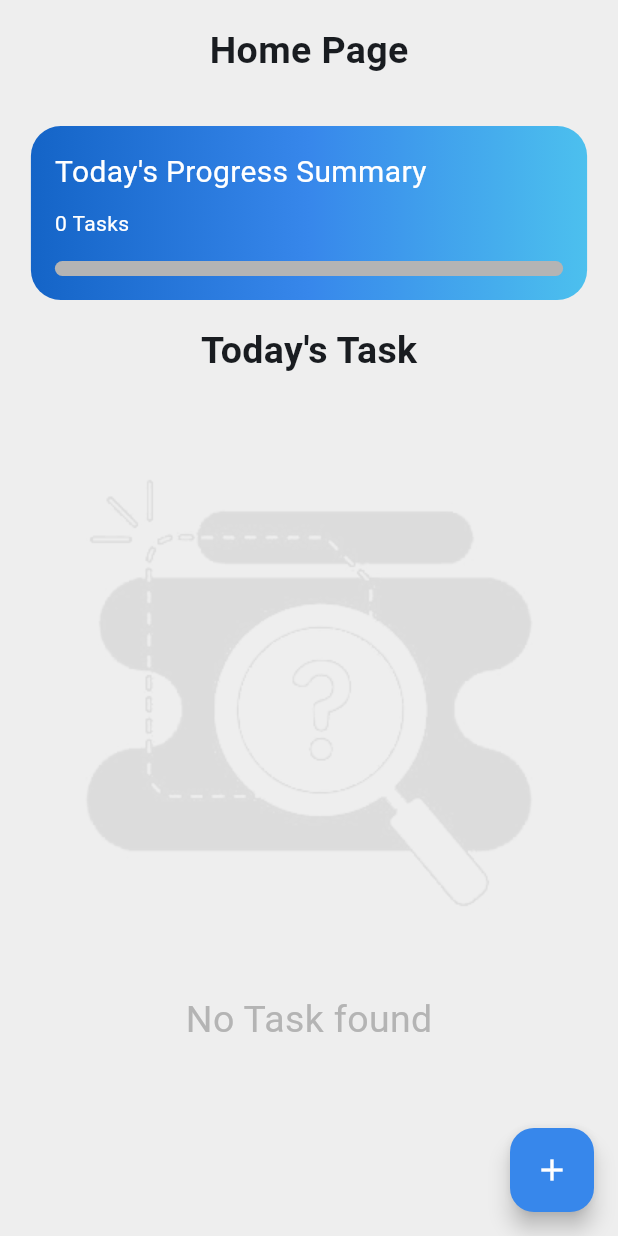
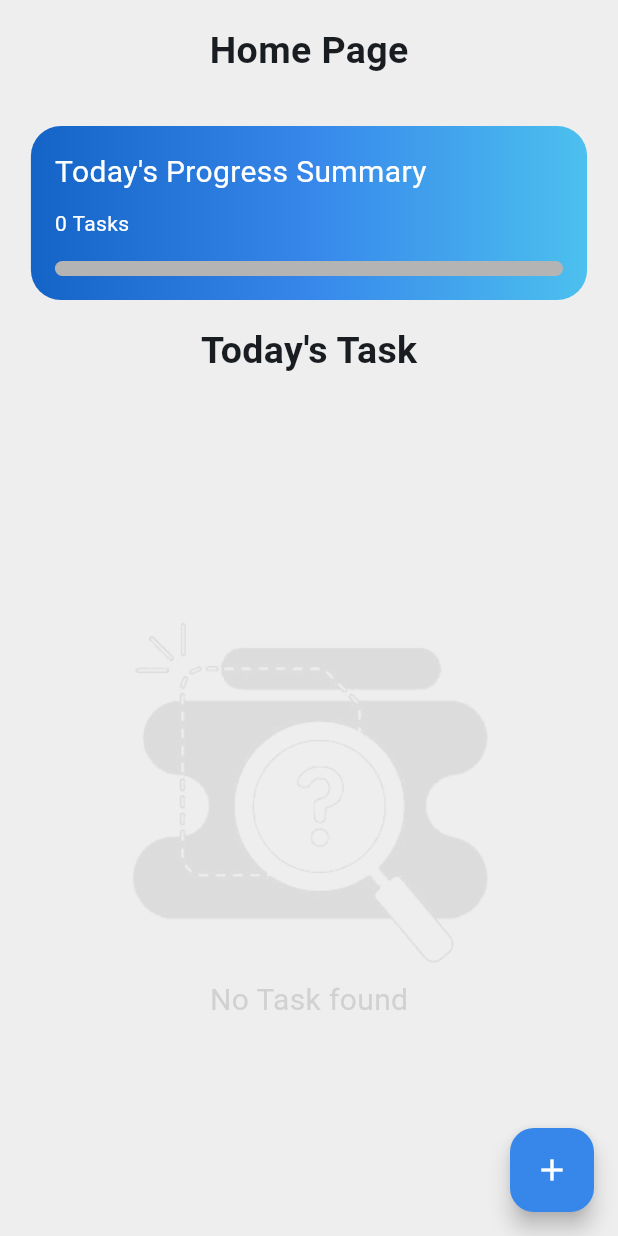
Before and after one commit to CSI-Trainee-2024/Task_4_Sparsh_2311143, a Flutter app: the HomePage screen opened directly, on a phone screen of 412 x 824 dp. Run offline on Flutter 3.47's test engine with Material 3 defaults, Android fonts, the light colour scheme and no system bars.

Commit message:
Placeholder image size adjusted

```diff
--- a/lib/pages/home_page.dart
+++ b/lib/pages/home_page.dart
@@ -31,17 +31,15 @@ class _HomePageState extends State<HomePage> {
     return (numberOfCompletedTodos / todos.length);
   }
 
-
-  _getImageLink(String category){
-    if(category == "Design"){
+  _getImageLink(String category) {
+    if (category == "Design") {
       return "assets/design.png";
-    }else if(category == "Development"){
+    } else if (category == "Development") {
       return "assets/development.png";
-    }else{
+    } else {
       return "assets/research.png";
     }
   }
-
 
   @override
   Widget build(BuildContext context) {
@@ -93,14 +91,22 @@ class _HomePageState extends State<HomePage> {
                 ),
                 SizedBox(height: 10),
                 Expanded(
-                  child: todos.length == 0 ? Column(
+                  child: todos.length == 0
+                      ? Column(
+                          mainAxisAlignment: MainAxisAlignment.center,
                           children: [
-                      Image.asset("assets/placeholder.png" ,color: greyColor.withOpacity(0.3)),
-                      Text("No Task found",
-                      style: TextStyle(fontSize: 25, color: greyColor),
+                            Image.asset("assets/placeholder.png",
+                                color: greyColor.withOpacity(0.3),
+                                height: screenHeight * 0.3),
+                            Text(
+                              "No Task found",
+                              style: TextStyle(
+                                  fontSize: 20,
+                                  color: greyColor.withOpacity(0.5)),
                             )
                           ],
-                  ) : ListView.builder(
+                        )
+                      : ListView.builder(
                           itemCount: todos.length,
                           itemBuilder: (context, index) {
                             return Padding(
```
Also changed, not shown: assets/placeholder.png. Lines whose indentation alone changed are shown as unchanged.
